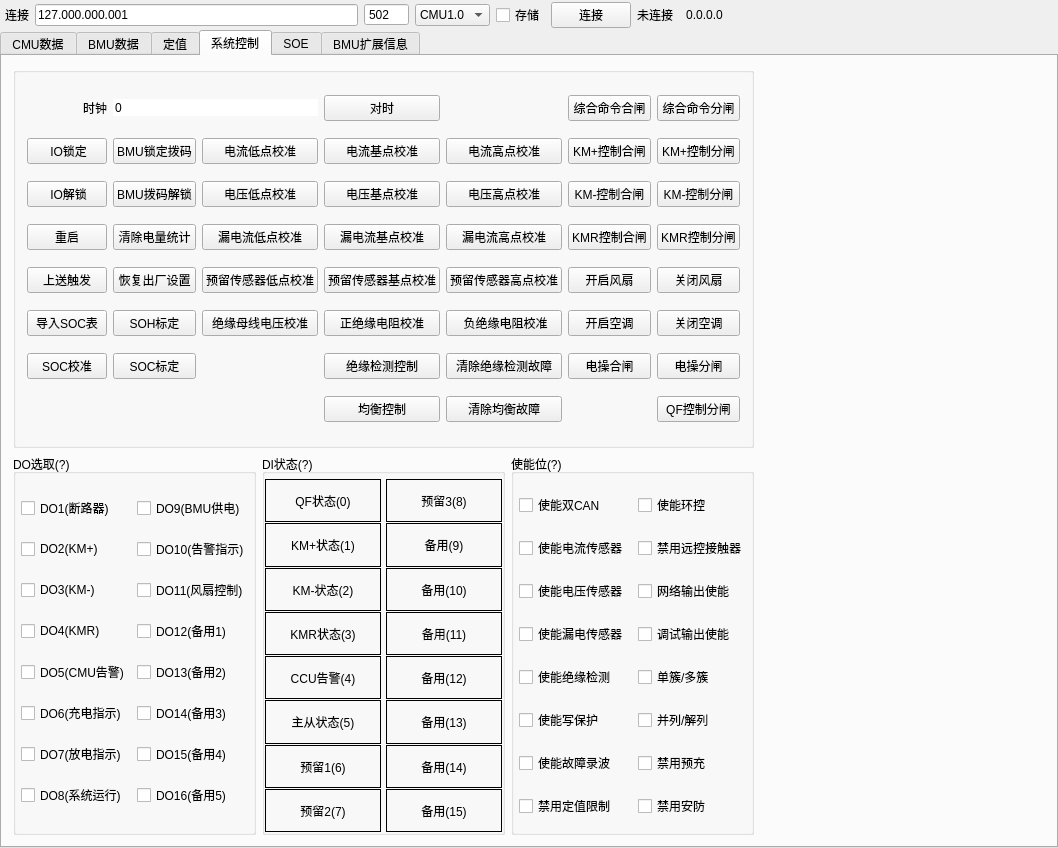
Above: views/bmsview/bmsview.ui from Shogpe/bmsTool before the change. Below: the same form after it.
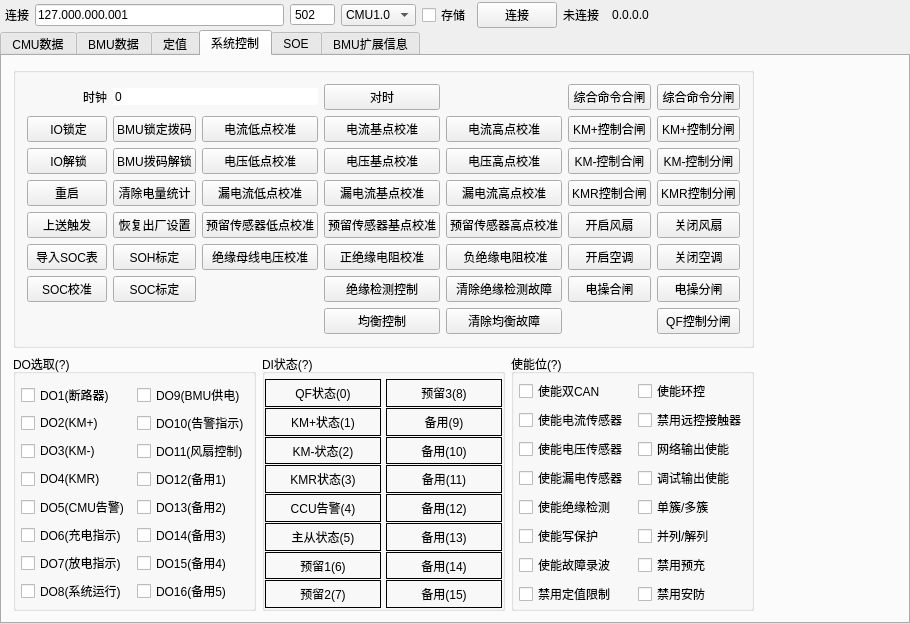
That is the form after the change. The open tabs and pages were chosen to show the change. Custom widgets are drawn as their Qt base class.

```diff
--- a/views/bmsview/bmsview.ui
+++ b/views/bmsview/bmsview.ui
@@ -9,8 +9,8 @@
    <rect>
     <x>0</x>
     <y>0</y>
-    <width>1058</width>
-    <height>848</height>
+    <width>909</width>
+    <height>600</height>
    </rect>
   </property>
   <property name="sizePolicy">
@@ -19,12 +19,6 @@
     <verstretch>0</verstretch>
    </sizepolicy>
   </property>
-  <property name="minimumSize">
-   <size>
-    <width>200</width>
-    <height>450</height>
-   </size>
-  </property>
   <property name="focusPolicy">
    <enum>Qt::ClickFocus</enum>
   </property>
@@ -177,6 +171,7 @@
         </property>
         <property name="font">
          <font>
+          <weight>50</weight>
           <italic>false</italic>
           <bold>false</bold>
          </font>
```
Left out of the diff: 744 changed lines with no effect on the pictures.
